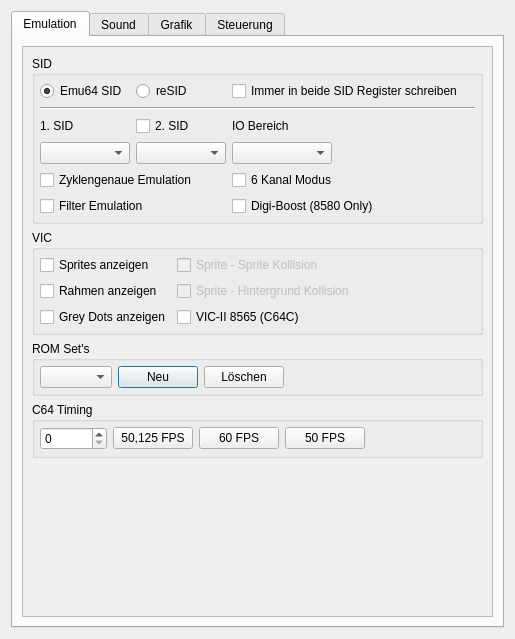
Before: the Qt Designer form src/setup_window.ui in ThKattanek/emu64, drawn with Qt 5.
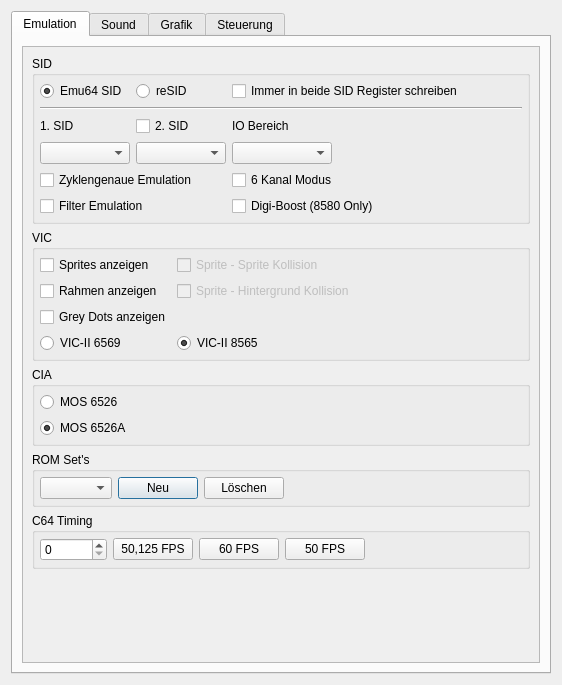
After: the same form once the commit is applied.

The edit to the form file:
```diff
--- a/src/setup_window.ui
+++ b/src/setup_window.ui
@@ -9,8 +9,8 @@
    <rect>
     <x>0</x>
     <y>0</y>
-    <width>515</width>
-    <height>639</height>
+    <width>562</width>
+    <height>685</height>
    </rect>
   </property>
   <property name="windowTitle">
@@ -52,8 +52,8 @@
            <rect>
             <x>0</x>
             <y>0</y>
-            <width>479</width>
-            <height>556</height>
+            <width>520</width>
+            <height>616</height>
            </rect>
           </property>
           <layout class="QVBoxLayout" name="verticalLayout">
@@ -261,10 +261,20 @@
                 </property>
                </widget>
               </item>
-              <item row="2" column="1">
-               <widget class="QCheckBox" name="VicModel8565">
+              <item row="3" column="0">
+               <widget class="QRadioButton" name="VicModel6569">
                 <property name="text">
-                 <string>VIC-II 8565 (C64C)</string>
+                 <string>VIC-II 6569</string>
+                </property>
+               </widget>
+              </item>
+              <item row="3" column="1">
+               <widget class="QRadioButton" name="VicModel8565">
+                <property name="text">
+                 <string>VIC-II 8565</string>
+                </property>
+                <property name="checked">
+                 <bool>true</bool>
                 </property>
                </widget>
               </item>
@@ -311,6 +321,50 @@
              </layout>
             </widget>
            </item>
+           <item>
+            <widget class="QGroupBox" name="CIAGroup">
+             <property name="title">
+              <string>CIA</string>
+             </property>
+             <layout class="QGridLayout" name="gridLayout_16">
+              <property name="leftMargin">
+               <number>5</number>
+              </property>
+              <property name="topMargin">
+               <number>5</number>
+              </property>
+              <property name="rightMargin">
+               <number>5</number>
+              </property>
+              <property name="bottomMargin">
+               <number>5</number>
+              </property>
+              <item row="1" column="0">
+               <widget class="QRadioButton" name="CiaModelNew">
+                <property name="toolTip">
+                 <string>Neue CIA (MOS 6526A). Der Interrupt kommt einen Takt früher als bei der alten CIA.</string>
+                </property>
+                <property name="text">
+                 <string>MOS 6526A</string>
+                </property>
+                <property name="checked">
+                 <bool>true</bool>
+                </property>
+               </widget>
+              </item>
+              <item row="0" column="0">
+               <widget class="QRadioButton" name="CiaModelOld">
+                <property name="toolTip">
+                 <string>Alte CIA (MOS 6526). Der Interrupt kommt einen Takt später als bei der neuen CIA.</string>
+                </property>
+                <property name="text">
+                 <string>MOS 6526</string>
+                </property>
+               </widget>
+              </item>
+             </layout>
+            </widget>
+           </item>
            <item>
             <widget class="QGroupBox" name="ROMGroup">
              <property name="title">
```
Left out of the diff: 52 changed lines with no effect on the pictures.
